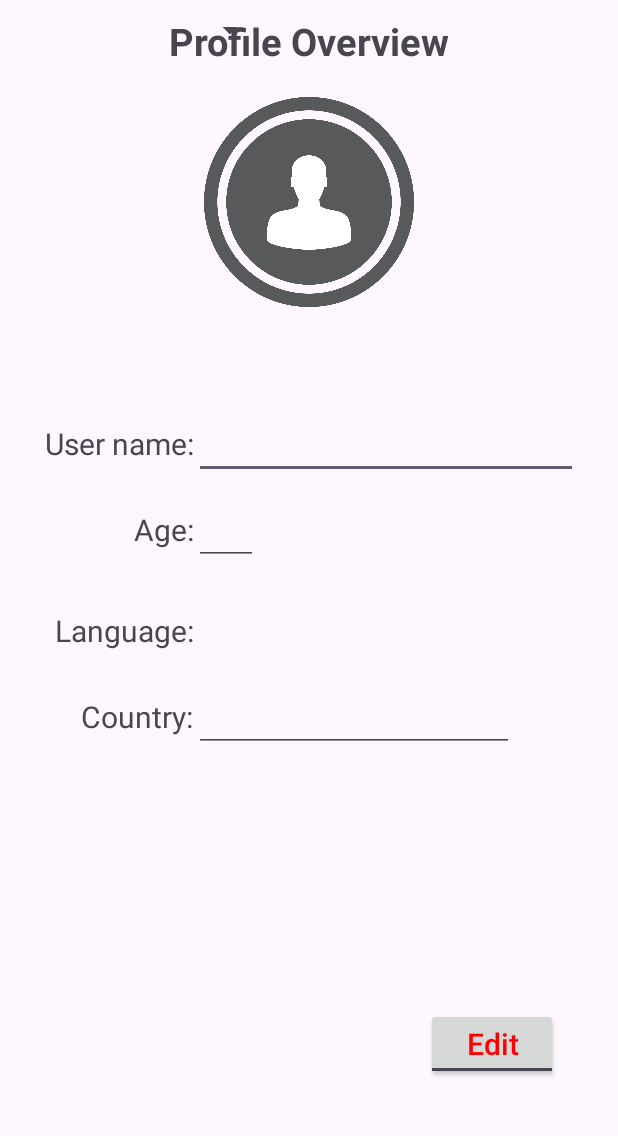
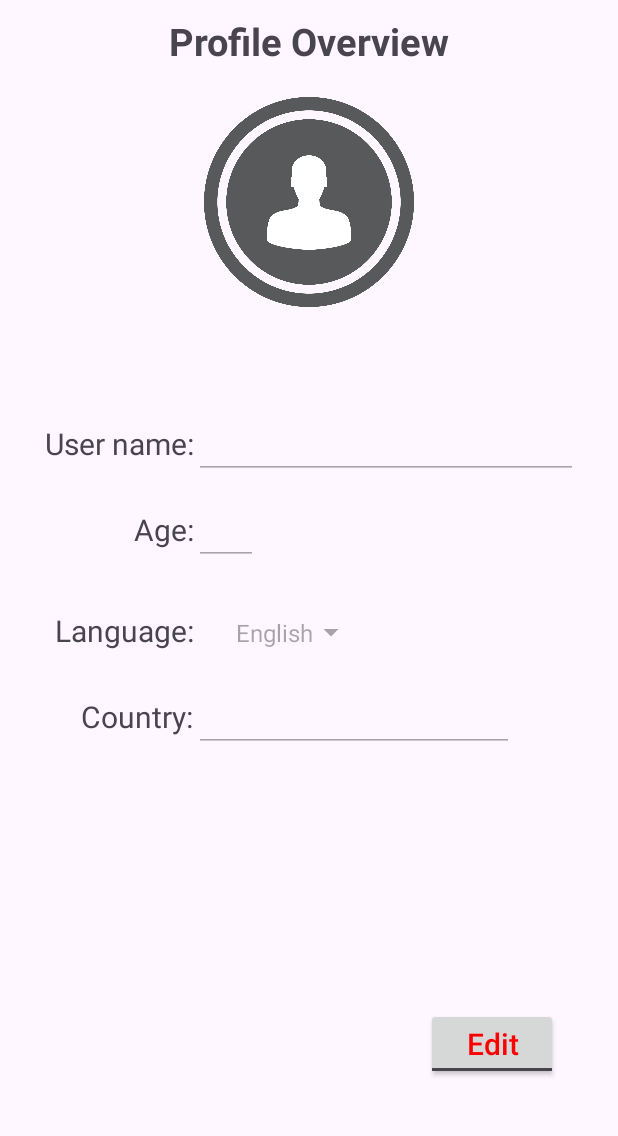
Before and after one commit to ndhnhan82/MasterSQL, an Android app: the screen it shows after launch once a user with an empty profile is signed in (MainActivity), after a tap on "My profile", on a phone screen of 412 x 824 dp, the part 96-1232 px from its top. Run offline under Robolectric (Android 15) with nearby library versions, the phone set to English and light mode, and no system bars; our stand-ins replace Firebase (no records; nobody signed in at launch, a user with empty details on screens opened directly); 2 statements that could not run were skipped; 2 other taps on this screen came first.

Commit message:
Profile with image

```diff
--- a/app/build.gradle.kts
+++ b/app/build.gradle.kts
@@ -36,6 +36,8 @@ dependencies {
     implementation("com.google.android.material:material:1.9.0")
     implementation("androidx.constraintlayout:constraintlayout:2.1.4")
     implementation("com.google.firebase:firebase-auth:22.1.2")
+    implementation("com.google.firebase:firebase-database:20.3.0")
+    implementation("com.google.firebase:firebase-storage:20.3.0")
     testImplementation("junit:junit:4.13.2")
     androidTestImplementation("androidx.test.ext:junit:1.1.5")
     androidTestImplementation("androidx.test.espresso:espresso-core:3.5.1")
--- a/app/src/main/AndroidManifest.xml
+++ b/app/src/main/AndroidManifest.xml
@@ -26,9 +26,11 @@
         </activity>
         <activity
         android:name=".LoginActivity"
+            android:screenOrientation="portrait"
         android:exported="false" />
         <activity
             android:name=".MainActivity"
+            android:screenOrientation="portrait"
             android:exported="false" />
 
 </application>
--- a/app/src/main/java/com/example/mastersql/adapter/LoginAdapter.java
+++ b/app/src/main/java/adapter/LoginAdapter.java
@@ -1,4 +1,4 @@
-package com.example.mastersql.adapter;
+package adapter;
 
 import androidx.annotation.NonNull;
 import androidx.annotation.Nullable;
@@ -6,8 +6,8 @@ import androidx.fragment.app.Fragment;
 import androidx.fragment.app.FragmentManager;
 import androidx.fragment.app.FragmentStatePagerAdapter;
 
-import com.example.mastersql.fragments.Login;
-import com.example.mastersql.fragments.Register;
+import fragments.Login;
+import fragments.Register;
 
 public class LoginAdapter extends FragmentStatePagerAdapter {
     private final String[] listTab = {"Login", "Register"};
--- a/app/src/main/java/com/example/mastersql/LoginActivity.java
+++ b/app/src/main/java/com/example/mastersql/LoginActivity.java
@@ -5,8 +5,9 @@ import android.os.Bundle;
 import androidx.appcompat.app.AppCompatActivity;
 import androidx.viewpager.widget.ViewPager;
 
-import com.example.mastersql.adapter.LoginAdapter;
 import com.google.android.material.tabs.TabLayout;
+
+import adapter.LoginAdapter;
 
 public class LoginActivity extends AppCompatActivity {
 
--- a/app/src/main/java/com/example/mastersql/MainActivity.java
+++ b/app/src/main/java/com/example/mastersql/MainActivity.java
@@ -1,11 +1,12 @@
 package com.example.mastersql;
 
-import static com.example.mastersql.fragments.Login.user;
+import static fragments.Login.user;
 
 import android.content.Intent;
 import android.os.Bundle;
 import android.view.MenuItem;
 import android.view.View;
+import android.widget.ImageView;
 import android.widget.TextView;
 
 import androidx.annotation.NonNull;
@@ -17,10 +18,12 @@ import androidx.drawerlayout.widget.DrawerLayout;
 import androidx.fragment.app.Fragment;
 import androidx.fragment.app.FragmentTransaction;
 
-import com.example.mastersql.fragments.Home;
-import com.example.mastersql.fragments.Profile;
 import com.google.android.material.navigation.NavigationView;
 import com.google.firebase.auth.FirebaseAuth;
+
+import fragments.Home;
+import fragments.Profile;
+import model.User;
 
 public class MainActivity extends AppCompatActivity implements View.OnClickListener, NavigationView.OnNavigationItemSelectedListener {
     private DrawerLayout drawerLayout;
@@ -29,7 +32,8 @@ public class MainActivity extends AppCompatActivity implements View.OnClickListe
     private int mCurrentFragment = FRAGMENT_HOME;
 
     private TextView tvUserName, tvEmailAddress;
-
+    private ImageView profilePic;
+    private int SELECT_PICTURE = 200;
 
 //    private FirebaseAuth mAuth;
 
@@ -56,16 +60,14 @@ public class MainActivity extends AppCompatActivity implements View.OnClickListe
         navigationView.setNavigationItemSelectedListener( this );
         replaceFragment( new Home() );
         navigationView.getMenu().findItem( R.id.nav_home ).setChecked( true );
-        View navHeaderView= navigationView.getHeaderView( 0 );
-        TextView tvEmailAddress = navHeaderView.findViewById(R.id.tvEmailAddress);
-        tvEmailAddress.setText(user.getEmailAddress());
+        View navHeaderView = navigationView.getHeaderView( 0 );
+        TextView tvEmailAddress = navHeaderView.findViewById( R.id.tvEmailAddress );
+        tvEmailAddress.setText( user.getEmailAddress() );
 
     }
 
     @Override
     public void onClick(View view) {
-
-//        FirebaseAuth.getInstance().signOut();
 
     }
 
@@ -87,6 +89,7 @@ public class MainActivity extends AppCompatActivity implements View.OnClickListe
 
         } else if (id == R.id.nav_signout) {
             FirebaseAuth.getInstance().signOut();
+            user = new User( "test@gmail.com" );
             this.finish();
             Intent intent = new Intent( this, SplashActivity.class );
             startActivity( intent );
@@ -108,4 +111,6 @@ public class MainActivity extends AppCompatActivity implements View.OnClickListe
         transaction.replace( R.id.content_frame, fragment );
         transaction.commit();
     }
+
+
 }
--- a/app/src/main/java/com/example/mastersql/SplashActivity.java
+++ b/app/src/main/java/com/example/mastersql/SplashActivity.java
@@ -1,6 +1,6 @@
 package com.example.mastersql;
 
-import static com.example.mastersql.fragments.Login.user;
+import static fragments.Login.user;
 
 import android.content.Intent;
 import android.os.Bundle;
--- a/app/src/main/java/com/example/mastersql/fragments/Profile.java
+++ /dev/null
@@ -1,63 +0,0 @@
-package com.example.mastersql.fragments;
-
-import static com.example.mastersql.fragments.Login.user;
-
-import android.os.Bundle;
-import android.view.LayoutInflater;
-import android.view.View;
-import android.view.ViewGroup;
-import android.widget.EditText;
-import android.widget.Spinner;
-import android.widget.TextView;
-import android.widget.ToggleButton;
-
-import androidx.annotation.NonNull;
-import androidx.annotation.Nullable;
-import androidx.fragment.app.Fragment;
-
-import com.example.mastersql.R;
-
-public class Profile extends Fragment implements View.OnClickListener {
-    private View mRootView;
-    TextView tvEmail;
-    EditText edName, edAge, edCountry;
-    Spinner spLanguage;
-    ToggleButton btnEditSave;
-
-    @Nullable
-    @Override
-    public View onCreateView(@NonNull LayoutInflater inflater, @Nullable ViewGroup container, @Nullable Bundle savedInstanceState) {
-        mRootView = inflater.inflate( R.layout.fragment_profile, container, false );
-        initialize();
-        return mRootView;
-    }
-
-    private void initialize() {
-
-        tvEmail = (TextView) mRootView.findViewById(R.id.tvEmail);
-        edName = (EditText) mRootView.findViewById(R.id.edUserName );
-        edAge = (EditText) mRootView.findViewById(R.id.edAge);
-        edCountry = (EditText) mRootView.findViewById(R.id.edCountry);
-        spLanguage = (Spinner) mRootView.findViewById(R.id.spLanguage);
-        tvEmail.setText( user.getEmailAddress());
-        btnEditSave = (ToggleButton) mRootView.findViewById(R.id.btnToggleEditSave);
-        btnEditSave.setChecked( false );
-        btnEditSave.setOnClickListener( this );
-    }
-
-
-    @Override
-    public void onClick(View view) {
-        if (!btnEditSave.isChecked()){
-            edAge.setEnabled( false );
-            edName.setEnabled( false );
-            edCountry.setEnabled( false );
-            spLanguage.setEnabled( false );
-        }else{
-            edAge.setEnabled( true );
-            edName.setEnabled( true );
-            edCountry.setEnabled( true );
-            spLanguage.setEnabled( true );
-        }
-    }
-}
--- a/app/src/main/java/com/example/mastersql/fragments/Home.java
+++ b/app/src/main/java/fragments/Home.java
@@ -1,4 +1,4 @@
-package com.example.mastersql.fragments;
+package fragments;
 
 import android.os.Bundle;
 import android.view.LayoutInflater;
--- /dev/null
+++ b/app/src/main/java/fragments/Profile.java
@@ -0,0 +1,252 @@
+package fragments;
+
+import static android.app.Activity.RESULT_OK;
+import static fragments.Login.user;
+
+import android.app.ProgressDialog;
+import android.content.Intent;
+import android.net.Uri;
+import android.os.Bundle;
+import android.view.LayoutInflater;
+import android.view.View;
+import android.view.ViewGroup;
+import android.widget.ArrayAdapter;
+import android.widget.EditText;
+import android.widget.ImageView;
+import android.widget.Spinner;
+import android.widget.TextView;
+import android.widget.Toast;
+import android.widget.ToggleButton;
+
+import androidx.annotation.NonNull;
+import androidx.annotation.Nullable;
+import androidx.fragment.app.Fragment;
+
+import com.bumptech.glide.Glide;
+import com.example.mastersql.R;
+import com.google.android.gms.tasks.OnFailureListener;
+import com.google.android.gms.tasks.OnSuccessListener;
+import com.google.android.material.snackbar.Snackbar;
+import com.google.firebase.database.DataSnapshot;
+import com.google.firebase.database.DatabaseError;
+import com.google.firebase.database.DatabaseReference;
+import com.google.firebase.database.FirebaseDatabase;
+import com.google.firebase.database.ValueEventListener;
+import com.google.firebase.storage.FirebaseStorage;
+import com.google.firebase.storage.OnProgressListener;
+import com.google.firebase.storage.StorageReference;
+import com.google.firebase.storage.UploadTask;
+
+import model.User;
+
+public class Profile extends Fragment implements View.OnClickListener {
+    private View mRootView;
+    private TextView tvEmail;
+    private EditText edName, edAge, edCountry;
+    private Spinner spLanguage;
+    private ToggleButton btnEditSave;
+    private ImageView imgProfile, imgAvatar;
+    private int SELECT_PICTURE = 200;
+    private FirebaseStorage firebaseStorage;
+    private StorageReference storageReference;
+    private FirebaseDatabase firebaseDatabase;
+    private DatabaseReference curUser;
+    private Uri selectedImageUri;
+    private ArrayAdapter<CharSequence> adapter;
+
+    @Nullable
+    @Override
+    public View onCreateView(@NonNull LayoutInflater inflater, @Nullable ViewGroup container, @Nullable Bundle savedInstanceState) {
+        mRootView = inflater.inflate( R.layout.fragment_profile, container, false );
+        initialize();
+        return mRootView;
+    }
+
+    private void initialize() {
+
+        String safeEmail = user.getEmailAddress()
+                .replace( "@", "-" )
+                .replace( ".", "-" );
+
+        tvEmail = (TextView) mRootView.findViewById( R.id.tvEmail );
+        edName = (EditText) mRootView.findViewById( R.id.edUserName );
+        edAge = (EditText) mRootView.findViewById( R.id.edAge );
+        edCountry = (EditText) mRootView.findViewById( R.id.edCountry );
+        spLanguage = (Spinner) mRootView.findViewById( R.id.spLanguage );
+
+        iniSpLanguage();
+
+        tvEmail.setText( user.getEmailAddress() );
+
+        btnEditSave = (ToggleButton) mRootView.findViewById( R.id.btnToggleEditSave );
+        btnEditSave.setChecked( false );
+        btnEditSave.setOnClickListener( this );
+        imgProfile = (ImageView) mRootView.findViewById( R.id.ivProfile );
+        imgAvatar = (ImageView) mRootView.findViewById( R.id.imgUser );
+        firebaseStorage = FirebaseStorage.getInstance();
+        storageReference = firebaseStorage.getReference();
+        firebaseDatabase = FirebaseDatabase.getInstance();
+        curUser = firebaseDatabase.getReference( "Users/" + safeEmail );
+        setEditDisable();
+        refreshProfilePicture();
+        fletchData();
+        imgProfile.setOnClickListener( new View.OnClickListener() {
+            @Override
+            public void onClick(View view) {
+                imageChooser();
+            }
+        } );
+
+    }
+
+    private void fletchData() {
+        curUser.addValueEventListener( new ValueEventListener() {
+            @Override
+            public void onDataChange(@NonNull DataSnapshot snapshot) {
+                if (snapshot.child( "fullName" ).getValue() != null)
+                    edName.setText( snapshot.child( "fullName" ).getValue().toString() );
+                edAge.setText( snapshot.child( "age" ).getValue().toString() );
+                if (snapshot.child( "country" ).getValue() != null)
+                    edCountry.setText( snapshot.child( "country" ).getValue().toString() );
+                int selection = (snapshot.child( "languagePrefer" )
+                        .getValue().equals( "English" )) ? 0 : 1;
+                spLanguage.setSelection( selection );
+            }
+
+            @Override
+            public void onCancelled(@NonNull DatabaseError error) {
+
+            }
+        } );
+    }
+
+    private void iniSpLanguage() {
+        adapter = ArrayAdapter.createFromResource(
+                getContext(),
+                R.array.languages_array,
+                android.R.layout.simple_spinner_item
+        );
+// Specify the layout to use when the list of choices appears.
+        adapter.setDropDownViewResource( android.R.layout.simple_spinner_dropdown_item );
+// Apply the adapter to the spinner.
+        spLanguage.setAdapter( adapter );
+    }
+
+    private void refreshProfilePicture() {
+        String safeEmail = user.getEmailAddress();
+        safeEmail = safeEmail.replace( "@", "-" );
+        safeEmail = safeEmail.replace( ".", "-" );
+        String pathString = "Images/" + safeEmail + ".jpg";
+        // Create a reference with an initial file path and name
+        storageReference.child( pathString ).getDownloadUrl().addOnSuccessListener( new OnSuccessListener<Uri>() {
+            @Override
+            public void onSuccess(Uri uri) {
+                Glide.with( getContext() ).load( uri ).into( imgProfile );
+//                Glide.with(getContext()).load(uri).into(imgAvatar);
+
+            }
+        } ).addOnFailureListener( new OnFailureListener() {
+            @Override
+            public void onFailure(@NonNull Exception exception) {
+                // Handle any errors
+                Toast.makeText( getContext(), "Cannot loading image!", Toast.LENGTH_SHORT ).show();
+            }
+        } );
+    }
+
+    private void setEditEnable() {
+        edAge.setEnabled( true );
+        edName.setEnabled( true );
+        edCountry.setEnabled( true );
+        spLanguage.setEnabled( true );
+    }
+
+    private void setEditDisable() {
+        edAge.setEnabled( false );
+        edName.setEnabled( false );
+        edCountry.setEnabled( false );
+        spLanguage.setEnabled( false );
+    }
+
+    @Override
+    public void onClick(View view) {
+        if (btnEditSave.isChecked()) {
+            setEditEnable();
+        } else {
+            setEditDisable();
+            String safeEmail = user.getEmailAddress().
+                    replace( "@", "-" ).
+                    replace( ".", "-" );
+
+            user.setFullName( edName.getText().toString() );
+            user.setAge( Integer.valueOf( edAge.getText().toString() ) );
+            user.setCountry( edCountry.getText().toString() );
+            if (spLanguage.getSelectedItemId() == 0)
+                user.setLanguagePrefer( User.languages.English );
+            else
+                user.setLanguagePrefer( User.languages.French );
+
+            DatabaseReference usersDatabase = FirebaseDatabase.getInstance().getReference( "Users" );
+            usersDatabase.child( safeEmail ).setValue( user );
+
+
+        }
+    }
+
+    private void imageChooser() {
+        Intent i = new Intent();
+        i.setType( "image/*" );
+        i.setAction( Intent.ACTION_GET_CONTENT );
+
+        // pass the constant to compare it
+        // with the returned requestCode
+        startActivityForResult( Intent.createChooser( i, "Select Picture" ), SELECT_PICTURE );
+    }
+
+    public void onActivityResult(int requestCode, int resultCode, Intent data) {
+        super.onActivityResult( requestCode, resultCode, data );
+
+        if (resultCode == RESULT_OK && requestCode == SELECT_PICTURE && data != null && data.getData() != null) {
+
+            // Get the url of the image from data
+            selectedImageUri = data.getData();
+            // update the preview image in the layout
+            imgProfile.setImageURI( selectedImageUri );
+            uploadPicture();
+        }
+    }
+
+    private void uploadPicture() {
+        final ProgressDialog pd = new ProgressDialog( getContext() );
+        pd.setTitle( "Uploading image..." );
+        pd.show();
+
+        String safeEmail = user.getEmailAddress();
+        safeEmail = safeEmail.replace( "@", "-" );
+        safeEmail = safeEmail.replace( ".", "-" );
+
+
+        StorageReference mountainsRef = storageReference.child( "Images/" + safeEmail + ".jpg" );
+        mountainsRef.putFile( selectedImageUri ).addOnSuccessListener( new OnSuccessListener<UploadTask.TaskSnapshot>() {
+                    @Override
+                    public void onSuccess(UploadTask.TaskSnapshot taskSnapshot) {
+                        pd.dismiss();
+                        Snackbar.make( mRootView.findViewById( android.R.id.content ), "image uploaded!", Snackbar.LENGTH_LONG ).show();
+                    }
+                } )
+                .addOnFailureListener( new OnFailureListener() {
+                    @Override
+                    public void onFailure(@NonNull Exception e) {
+                        pd.dismiss();
+                        Toast.makeText( getActivity().getApplicationContext(), "Failed to upload!", Toast.LENGTH_SHORT ).show();
+                    }
+                } ).addOnProgressListener( new OnProgressListener<UploadTask.TaskSnapshot>() {
+                    @Override
+                    public void onProgress(@NonNull UploadTask.TaskSnapshot snapshot) {
+                        double progressPercent = 0.00 + snapshot.getBytesTransferred() / snapshot.getTotalByteCount();
+                        pd.setMessage( "Percentage: " + (int) progressPercent + "%" );
+                    }
+                } );
+
+    }
+}
--- a/app/src/main/res/layout/fragment_home.xml
+++ b/app/src/main/res/layout/fragment_home.xml
@@ -3,7 +3,7 @@
     xmlns:tools="http://schemas.android.com/tools"
     android:layout_width="match_parent"
     android:layout_height="match_parent"
-    tools:context=".fragments.Home">
+    tools:context="fragments.Home">
 
     <!-- TODO: Update blank fragment layout -->
     <TextView
--- a/app/src/main/res/layout/fragment_profile.xml
+++ b/app/src/main/res/layout/fragment_profile.xml
@@ -4,7 +4,7 @@
     xmlns:tools="http://schemas.android.com/tools"
     android:layout_width="match_parent"
     android:layout_height="match_parent"
-    tools:context=".fragments.Profile"
+    tools:context="fragments.Profile"
     >
     <TextView
         android:id="@+id/tvEditProfile"
--- a/app/src/main/res/values/strings.xml
+++ b/app/src/main/res/values/strings.xml
@@ -48,4 +48,9 @@
     <string name="age">Age:</string>
     <string name="country">Country:</string>
 
+    <string-array name="languages_array">
+        <item>English</item>
+        <item>French</item>
+    </string-array>
+
 </resources>
```
Also changed, not shown: app/src/main/java/fragments/Login.java (renamed from app/src/main/java/com/example/mastersql/fragments/Login.java, +8 -3 lines), app/src/main/java/fragments/Register.java (renamed from app/src/main/java/com/example/mastersql/fragments/Register.java, +23 -3 lines), app/src/main/java/model/User.java (renamed from app/src/main/java/com/example/mastersql/model/User.java, +16 -7 lines).
